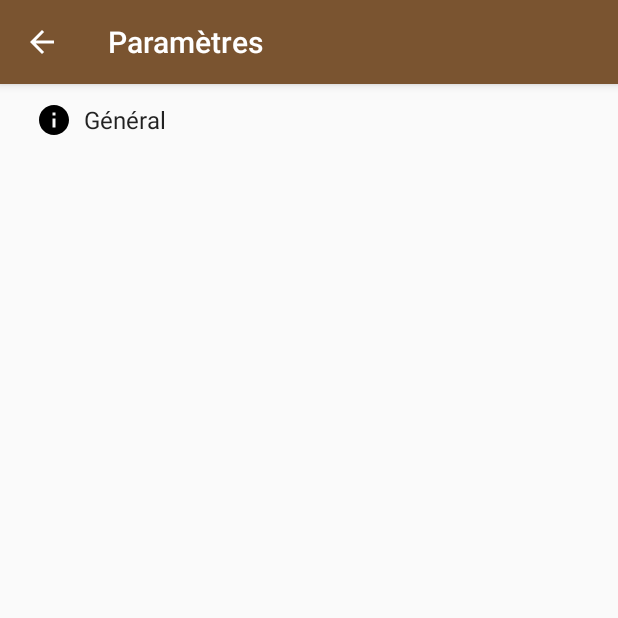
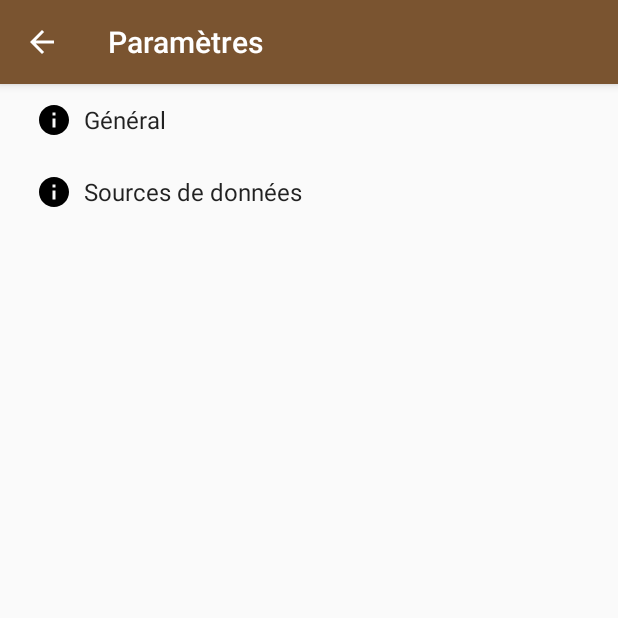
Before and after one commit to SvenWerlen/pathfinderfr-android, an Android app: the screen it shows after launch (SettingsActivity), in the options menu, after a tap on "Paramètres", on a phone screen of 412 x 824 dp, the top half of it. Run offline under Robolectric (Android 15) with nearby library versions, the phone set to English and light mode, and no system bars; pictures from the network do not load.

Commit message:
Filter by source

```diff
--- a/app/src/main/assets/templates.properties
+++ b/app/src/main/assets/templates.properties
@@ -38,4 +38,6 @@ source.b1=Bestiaire 1
 source.ag=Art de la guerre
 source.am=Art de la magie
 source.ao=Aventures occultes
+source.iswg=Cadre de campagne: la mer int\u00E9rieure
+source.paizo=Blog Paizo
 source.rtt=Ranged Tactics Toolbox
--- a/app/src/main/java/org/pathfinderfr/app/MainActivity.java
+++ b/app/src/main/java/org/pathfinderfr/app/MainActivity.java
@@ -18,6 +18,7 @@ import android.support.v7.widget.Toolbar;
 import android.text.Editable;
 import android.text.Html;
 import android.text.TextWatcher;
+import android.util.Log;
 import android.view.Menu;
 import android.view.MenuItem;
 import android.view.View;
@@ -35,6 +36,7 @@ import org.pathfinderfr.app.database.entity.Spell;
 import org.pathfinderfr.app.database.entity.SpellFactory;
 import org.pathfinderfr.app.util.ConfigurationUtil;
 import org.pathfinderfr.app.util.SpellFilter;
+import org.pathfinderfr.app.util.StringUtil;
 
 import java.util.ArrayList;
 import java.util.List;
@@ -45,6 +47,7 @@ public class MainActivity extends AppCompatActivity
 
     // preferences for showing long or short name
     private static final String PREF_SHOW_NAMELONG = "general_list_namelong";
+
     // current factory (which list is currently been displayed)
     public static final String KEY_CUR_FACTORY = "current_factory";
     // list must be refreshed (something has been done outside of main activity)
@@ -293,6 +296,9 @@ public class MainActivity extends AppCompatActivity
         String factoryId = PreferenceManager.getDefaultSharedPreferences(
                 getBaseContext()).getString(KEY_CUR_FACTORY, null);
 
+        String[] sources = getSources();
+        Log.i(MainActivity.class.getSimpleName(), "Sources enabled: " + StringUtil.listToString(sources, ','));
+
         List<DBEntity> newEntities = null;
         if (id == R.id.nav_home && factoryId != null) {
             Intent intent = new Intent(this, MainActivity.class);
@@ -306,10 +312,18 @@ public class MainActivity extends AppCompatActivity
             newEntities = dbhelper.getAllEntities(SkillFactory.getInstance());
             factoryId = SkillFactory.FACTORY_ID;
         } else if (id == R.id.nav_feats) {
-            newEntities = dbhelper.getAllEntities(FeatFactory.getInstance());
+            if(sources.length == ConfigurationUtil.getInstance().getSources().length) {
+                newEntities = dbhelper.getAllEntities(FeatFactory.getInstance());
+            } else {
+                newEntities = dbhelper.getAllEntities(FeatFactory.getInstance(), sources);
+            }
             factoryId = FeatFactory.FACTORY_ID;
         } else if (id == R.id.nav_spells) {
-            newEntities = dbhelper.getAllEntities(SpellFactory.getInstance());
+            if(sources.length == ConfigurationUtil.getInstance().getSources().length) {
+                newEntities = dbhelper.getAllEntities(SpellFactory.getInstance());
+            } else {
+                newEntities = dbhelper.getAllEntities(SpellFactory.getInstance(), sources);
+            }
             factoryId = SpellFactory.FACTORY_ID;
         } else if (id == R.id.nav_refresh_data) {
             Intent intent = new Intent(this, LoadDataActivity.class);
@@ -399,4 +413,18 @@ public class MainActivity extends AppCompatActivity
         generateFilteredList();
         applyFiltersAndSearch();
     }
+
+    /**
+     * @return the list of sources that are enabled in preferences
+     */
+    private String[] getSources() {
+        List<String> list = new ArrayList<>();
+        SharedPreferences preferences = PreferenceManager.getDefaultSharedPreferences(getBaseContext());
+        for(String source: ConfigurationUtil.getInstance().getSources()) {
+            if(preferences.getBoolean("source_" + source, true)) {
+                list.add(source.toUpperCase());
+            }
+        }
+        return list.toArray(new String[0]);
+    }
 }
--- a/app/src/main/java/org/pathfinderfr/app/database/entity/FavoriteFactory.java
+++ b/app/src/main/java/org/pathfinderfr/app/database/entity/FavoriteFactory.java
@@ -66,6 +66,12 @@ public class FavoriteFactory extends DBEntityFactory {
                 COLUMN_FACTORY_ID + "," + COLUMN_NAME);
     }
 
+    @Override
+    public String getQueryFetchAll(String... sources) {
+        // Favorites have no sources
+        return getQueryFetchAll();
+    }
+
     public String getQueryFetchByIds(String factoryId, long id) {
         return String.format("SELECT * FROM %s where %s='%s' and %s=%d",
                 getTableName(), COLUMN_FACTORY_ID, factoryId, COLUMN_ENTITY_ID, id);
--- a/app/src/main/java/org/pathfinderfr/app/database/entity/SkillFactory.java
+++ b/app/src/main/java/org/pathfinderfr/app/database/entity/SkillFactory.java
@@ -60,6 +60,12 @@ public class SkillFactory extends DBEntityFactory {
                 COLUMN_NAME, COLUMN_DESC, COLUMN_REFERENCE,
                 COLUMN_ABILITY, COLUMN_TRAINING, COLUMN_ARMORPENALTY);
         return query;
+    }
+
+    @Override
+    public String getQueryFetchAll(String... sources) {
+        // Skills have no sources
+        return getQueryFetchAll();
     }
 
     @Override
--- a/app/src/main/java/org/pathfinderfr/app/util/ConfigurationUtil.java
+++ b/app/src/main/java/org/pathfinderfr/app/util/ConfigurationUtil.java
@@ -5,6 +5,8 @@ import android.content.ContextWrapper;
 import android.util.Log;
 
 import java.io.IOException;
+import java.util.ArrayList;
+import java.util.List;
 import java.util.Properties;
 
 public class ConfigurationUtil {
@@ -13,6 +15,7 @@ public class ConfigurationUtil {
     private static ConfigurationUtil instance;
 
     private Properties properties;
+    private String[] sources;
 
     private ConfigurationUtil(Context context) {
         properties = new Properties();
@@ -22,6 +25,16 @@ public class ConfigurationUtil {
             Log.e(ConfigurationUtil.class.getSimpleName(),
                     String.format("Properties %s couldn't be found!",TEMPLATE_NAME), e);
         }
+        // pre-load list of sources
+        List<String> list = new ArrayList<>();
+        for(String key: properties.stringPropertyNames()) {
+            if(key.startsWith("source.")) {
+                list.add(key.substring("source.".length()));
+            }
+        }
+        sources = list.toArray(new String[0]);
+        Log.i(ConfigurationUtil.class.getSimpleName(), "Available sources found: "
+                + StringUtil.listToString(sources, ','));
     }
 
     public static synchronized ConfigurationUtil getInstance(Context context) {
@@ -42,4 +55,10 @@ public class ConfigurationUtil {
         return properties;
     }
 
+
+    public String[] getSources() {
+        return sources;
+    }
+
+
 }
--- a/app/src/main/java/org/pathfinderfr/app/util/SpellFilter.java
+++ b/app/src/main/java/org/pathfinderfr/app/util/SpellFilter.java
@@ -73,6 +73,10 @@ public class SpellFilter {
     public List<String> getSchools() {
         Set<String> schools = new HashSet<String>();
         for( Spell s: spells) {
+            if(s.getSchool() == null) {
+                Log.w(SpellFilter.class.getSimpleName(), "Missing school: " + s);
+                continue;
+            }
             String clean = cleanSchool(s.getSchool());
             if(clean != null) {
                 schools.add(clean);
--- a/app/src/main/java/org/pathfinderfr/app/util/StringUtil.java
+++ b/app/src/main/java/org/pathfinderfr/app/util/StringUtil.java
@@ -20,4 +20,32 @@ public class StringUtil {
         }
 
     }
+
+    /**
+     * Transforms a String array into a String (same as join in Java8)
+     * @param sep separator (ex: ',')
+     * @param values list of String
+     * @return String of sep separated values
+     */
+    public static final String listToString(String[] values, Character sep, Character quote) {
+        StringBuffer sourceList = new StringBuffer();
+        for(String s : values) {
+            if(quote != null) {
+                sourceList.append(quote).append(s).append(quote);
+            } else {
+                sourceList.append(s);
+            }
+            if(sep != null) {
+                sourceList.append(sep);
+            }
+        }
+        if(values.length>0 && sep != null) {
+            sourceList.deleteCharAt(sourceList.length()-1);
+        }
+        return sourceList.toString();
+    }
+
+    public static final String listToString(String[] values, Character sep) {
+        return listToString(values, sep, null);
+    }
 }
--- a/app/src/main/res/values/strings.xml
+++ b/app/src/main/res/values/strings.xml
@@ -62,6 +62,7 @@
 
     <!-- Strings related to Settings -->
     <string name="pref_header_general">Général</string>
+    <string name="pref_header_sources">Sources de données</string>
 
     <string name="pref_title_list_namelong">Nom long dans les listes</string>
     <string name="pref_description_list_namelong_on">Les noms  longs sont affichés dans les listes</string>
@@ -71,6 +72,9 @@
     <string name="pref_description_showdetails_on">Les détails sont affichés par défaut</string>
     <string name="pref_description_showdetails_off">Les détails sont masqués par défaut</string>
 
+    <string name="pref_sources_default">Cette source ne peut être désactivée</string>
+
+
     <!-- Spell filters -->
     <string name="spellfilter_all">Tous</string>
     <string name="spellfilter_school">École:</string>
@@ -79,5 +83,18 @@
     <string name="apply_filters">Appliquer</string>
     <string name="cancel">Annuler</string>
 
+    <!-- Sources (if you add something, make sure to change templates.properties & pref_sources.xml) -->
+    <string name="source_mj">Manuel des joueurs</string>
+    <string name="source_mjra">Manuel des joueurs - règles avancées</string>
+    <string name="source_mca">Manuel du joueur - classes avancées</string>
+    <string name="source_mr">Manuel des races</string>
+    <string name="source_b1">Bestiaire 1</string>
+    <string name="source_ag">Art de la guerre</string>
+    <string name="source_am">Art de la magie</string>
+    <string name="source_ao">Aventures occultes</string>
+    <string name="source_iswg">Cadre de campagne: la mer intérieure</string>
+    <string name="source_paizo">Blog Paizo</string>
+    <string name="source_rtt">Ranged Tactics Toolbox</string>
+
 
 </resources>
--- a/app/src/main/res/xml/pref_headers.xml
+++ b/app/src/main/res/xml/pref_headers.xml
@@ -7,4 +7,9 @@
         android:icon="@drawable/ic_info_black_24dp"
         android:title="@string/pref_header_general" />
 
+    <header
+        android:fragment="org.pathfinderfr.app.SettingsActivity$SourcesPreferenceFragment"
+        android:icon="@drawable/ic_info_black_24dp"
+        android:title="@string/pref_header_sources" />
+
 </preference-headers>
--- /dev/null
+++ b/app/src/main/res/xml/pref_sources.xml
@@ -0,0 +1,71 @@
+<PreferenceScreen xmlns:android="http://schemas.android.com/apk/res/android">3
+
+    <SwitchPreference
+        android:defaultValue="true"
+        android:key="source_mj"
+        android:title="@string/source_mj"
+        android:summary="@string/pref_sources_default"
+        android:enabled="false"
+        />
+
+    <SwitchPreference
+        android:defaultValue="true"
+        android:key="source_mjra"
+        android:title="@string/source_mjra"
+        />
+
+    <SwitchPreference
+        android:defaultValue="true"
+        android:key="source_mca"
+        android:title="@string/source_mca"
+        />
+
+    <SwitchPreference
+        android:defaultValue="true"
+        android:key="source_mr"
+        android:title="@string/source_mr"
+        />
+
+    <SwitchPreference
+        android:defaultValue="true"
+        android:key="source_b1"
+        android:title="@string/source_b1"
+        />
+
+    <SwitchPreference
+        android:defaultValue="true"
+        android:key="source_ag"
+        android:title="@string/source_ag"
+        />
+
+    <SwitchPreference
+        android:defaultValue="true"
+        android:key="source_am"
+        android:title="@string/source_am"
+        />
+
+    <SwitchPreference
+        android:defaultValue="true"
+        android:key="source_ao"
+        android:title="@string/source_ao"
+        />
+
+    <SwitchPreference
+        android:defaultValue="true"
+        android:key="source_iswg"
+        android:title="@string/source_iswg"
+        />
+
+    <SwitchPreference
+        android:defaultValue="true"
+        android:key="source_paizo"
+        android:title="@string/source_paizo"
+        />
+
+    <SwitchPreference
+        android:defaultValue="true"
+        android:key="source_rtt"
+        android:title="@string/source_rtt"
+        />
+
+</PreferenceScreen>
```
Also changed, not shown: app/src/main/java/org/pathfinderfr/app/SettingsActivity.java (+25 -6 lines), app/src/main/java/org/pathfinderfr/app/database/DBHelper.java (+8 -1 lines), app/src/main/java/org/pathfinderfr/app/database/entity/DBEntityFactory.java (+10 -0 lines), app/src/main/java/org/pathfinderfr/app/database/entity/SpellFactory.java (+9 -0 lines).
